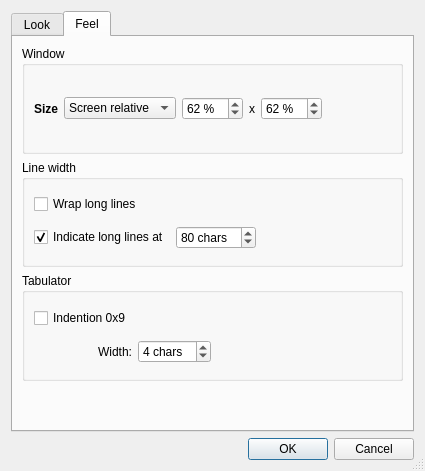
The window that settings.ui (luebking/sqriptor) describes before a commit, drawn with Qt 5.
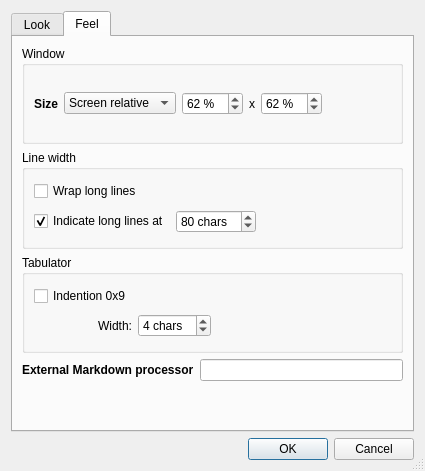
The same window after the commit. The open tabs and pages were chosen to show the change.

Commit message:
reintroduce configurable external markdown processor
the qt one struggles w/ at least embedded html

Patch:
```diff
--- a/settings.ui
+++ b/settings.ui
@@ -372,7 +372,6 @@
            <widget class="QLabel" name="label_3">
             <property name="font">
              <font>
-              <weight>75</weight>
               <bold>true</bold>
              </font>
             </property>
@@ -562,6 +561,29 @@
          </layout>
         </widget>
        </item>
+       <item>
+        <layout class="QHBoxLayout" name="horizontalLayout_3">
+         <item>
+          <widget class="QLabel" name="label_5">
+           <property name="font">
+            <font>
+             <bold>true</bold>
+            </font>
+           </property>
+           <property name="text">
+            <string>External Markdown processor</string>
+           </property>
+          </widget>
+         </item>
+         <item>
+          <widget class="QLineEdit" name="markdownProcessor">
+           <property name="clearButtonEnabled">
+            <bool>true</bool>
+           </property>
+          </widget>
+         </item>
+        </layout>
+       </item>
        <item>
         <spacer name="verticalSpacer">
          <property name="orientation">
```
Left out of the diff: 69 changed lines with no effect on the pictures. The commit also changes 4 other files.
